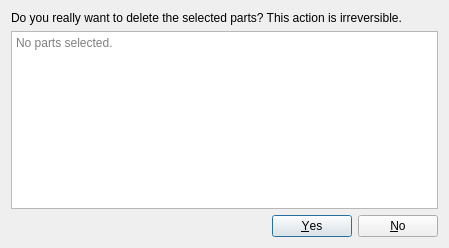
Above: src/partsdeletedialog.ui from ZIMA-Engineering/ZIMA-CAD-Parts before the change. Below: the same form after it.
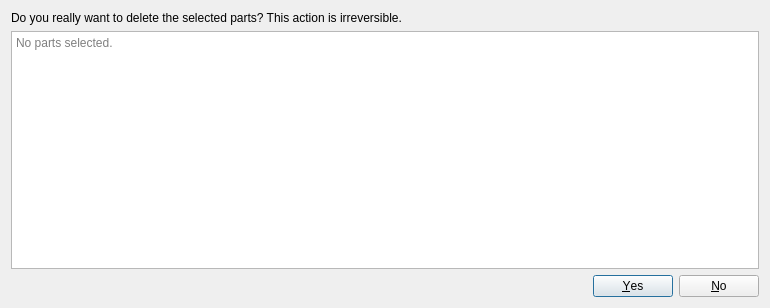
That is the form after the change.

Commit message: Make the part deletion confirmation dialog wider

```diff
--- a/src/partsdeletedialog.ui
+++ b/src/partsdeletedialog.ui
@@ -6,8 +6,8 @@
    <rect>
     <x>0</x>
     <y>0</y>
-    <width>449</width>
-    <height>248</height>
+    <width>770</width>
+    <height>308</height>
    </rect>
   </property>
   <property name="windowTitle">
```
